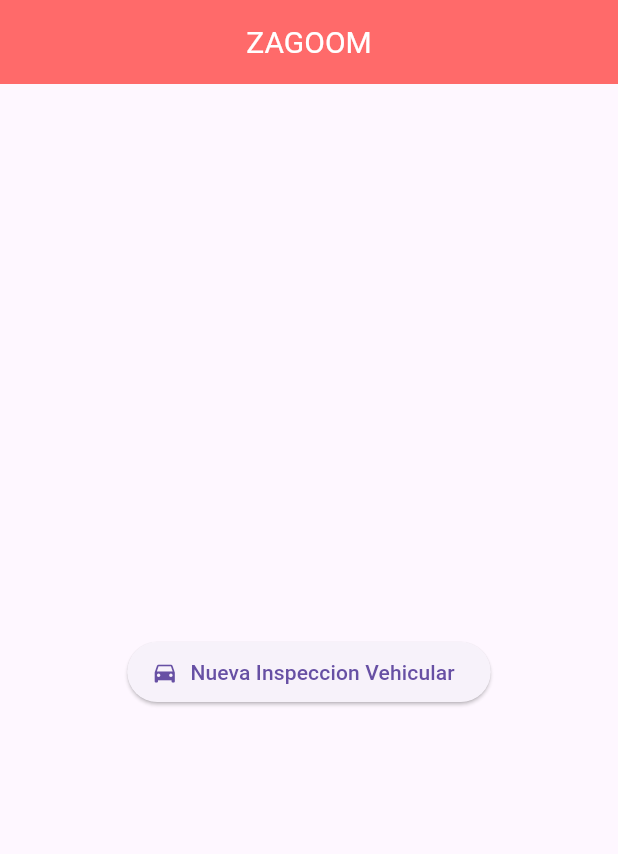
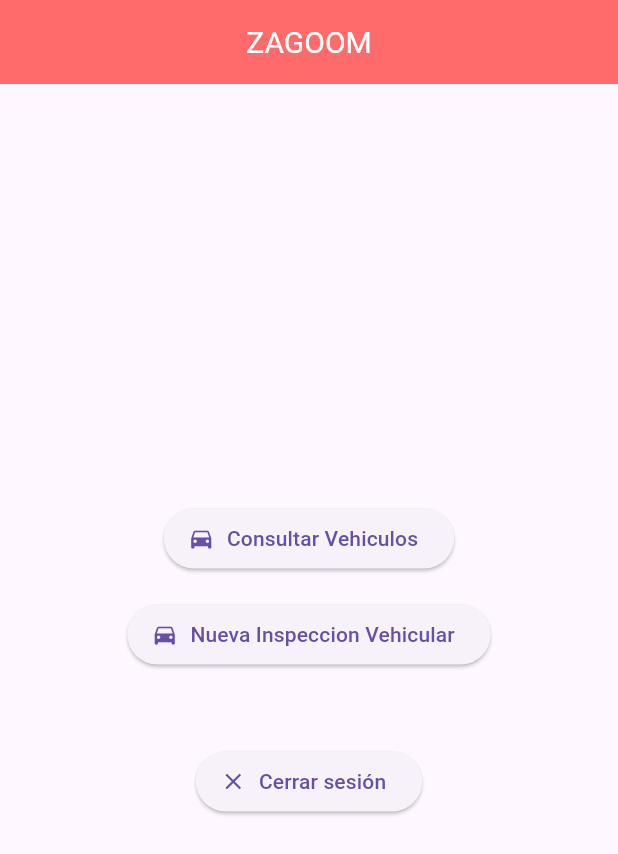
Before and after one commit to udev-it/zagoom, a Flutter app: the PaginaPrincipal screen opened directly, on a phone screen of 412 x 824 dp. Shown: the top 854 px of the screen. Run offline on Flutter 3.47's test engine with Material 3 defaults, Android fonts, the phone set to English and light mode, and no system bars; our stand-ins replace image_picker, shared_preferences; missing offline and left inert: mysql1; accounts and stored records are empty.

Commit message:
Incorporar cerrar sesion provisional

```diff
--- a/lib/elementos/InicioSesion/paginaprincipal.dart
+++ b/lib/elementos/InicioSesion/paginaprincipal.dart
@@ -1,3 +1,4 @@
+import 'package:zagoom/elementos/InicioSesion/inicio.dart';
 import 'package:zagoom/elementos/elementos_vehiculo.dart';
 import 'package:zagoom/elementos/ficha_vehicular.dart';
 import 'package:flutter/material.dart';
@@ -52,13 +53,13 @@ class _PaginaPrincipalState extends State<PaginaPrincipal> {
           child: Column(
             mainAxisAlignment: MainAxisAlignment.center,
             children: [
-             /* ElevatedButton.icon(
+             ElevatedButton.icon(
                 onPressed: () {
                   // Handle "Consultar Vehiculos" button press
-                },                                                       bonton pendiente
+                },
                 icon: const Icon(Icons.directions_car),
                 label: const Text('Consultar Vehiculos'),
-              ),*/
+              ),
               const SizedBox(height: 16), // espacio entre los  buttons
               ElevatedButton.icon(
                 onPressed: () {
@@ -76,6 +77,17 @@ class _PaginaPrincipalState extends State<PaginaPrincipal> {
                 icon: const Icon(Icons.directions_car),
                 label: const Text('Nueva Inspeccion Vehicular'),
               ),
+              const SizedBox(height: 50),
+              ElevatedButton.icon(
+                onPressed: () async {
+                  final prefs = await SharedPreferences.getInstance();
+                  await prefs.clear();
+                  // ignore: use_build_context_synchronously
+                  Navigator.pushReplacement(context, MaterialPageRoute(builder: (BuildContext context) => const Inicio()));
+                },
+                icon: const Icon(Icons.close_outlined),
+                label: const Text('Cerrar sesión'),
+              ),
             ],
           ),
         ),
--- a/lib/elementos/elementos_vehiculo.dart
+++ b/lib/elementos/elementos_vehiculo.dart
@@ -5,7 +5,6 @@ import 'package:shared_preferences/shared_preferences.dart';
 import 'package:mysql1/mysql1.dart';
 import 'package:zagoom/elementos/InicioSesion/paginaprincipal.dart';
 import 'package:image_picker/image_picker.dart';
-import 'package:camera/camera.dart';
 
 
 class ElementosVehiculo extends StatefulWidget {
--- a/lib/main.dart
+++ b/lib/main.dart
@@ -1,19 +1,35 @@
 //import 'package:app_zagoom/elementos/ficha_vehicular.dart';
 import 'package:flutter/material.dart';
 import 'package:zagoom/elementos/InicioSesion/inicio.dart';
+import 'package:shared_preferences/shared_preferences.dart';
+import 'package:zagoom/elementos/InicioSesion/paginaprincipal.dart';
 
 void main(){
   runApp(const MyApp());
 }
 
-class MyApp extends StatelessWidget {
+class MyApp extends StatefulWidget {
   const MyApp({super.key});
 
   @override
+  State<MyApp> createState() => _MyAppState();
+}
+
+class _MyAppState extends State<MyApp> {
+  int _idUser = 0;
+  Future<void> recuperadoFicha () async {
+    final prefs = await SharedPreferences.getInstance();
+    setState(() {
+      _idUser = prefs.getInt('idUser') ?? 0;  //AGREGADO 29/05/2024
+    });
+
+  }
+
+  @override
   Widget build(BuildContext context) {
-    return const MaterialApp(
+    return MaterialApp(
       debugShowCheckedModeBanner: false,
-      home: Inicio(),
+      home: _idUser == 0 ? const Inicio() : const PaginaPrincipal(),
     );
   }
 }
```
Also changed, not shown: pubspec.lock.
